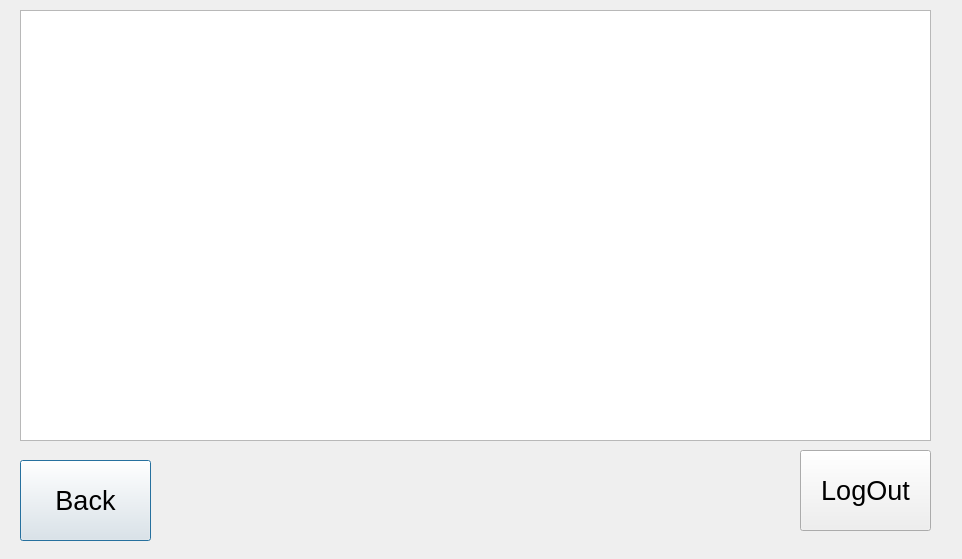
Old version of the form frontend/transactions.ui in the repository 22kmo-project/group_2.
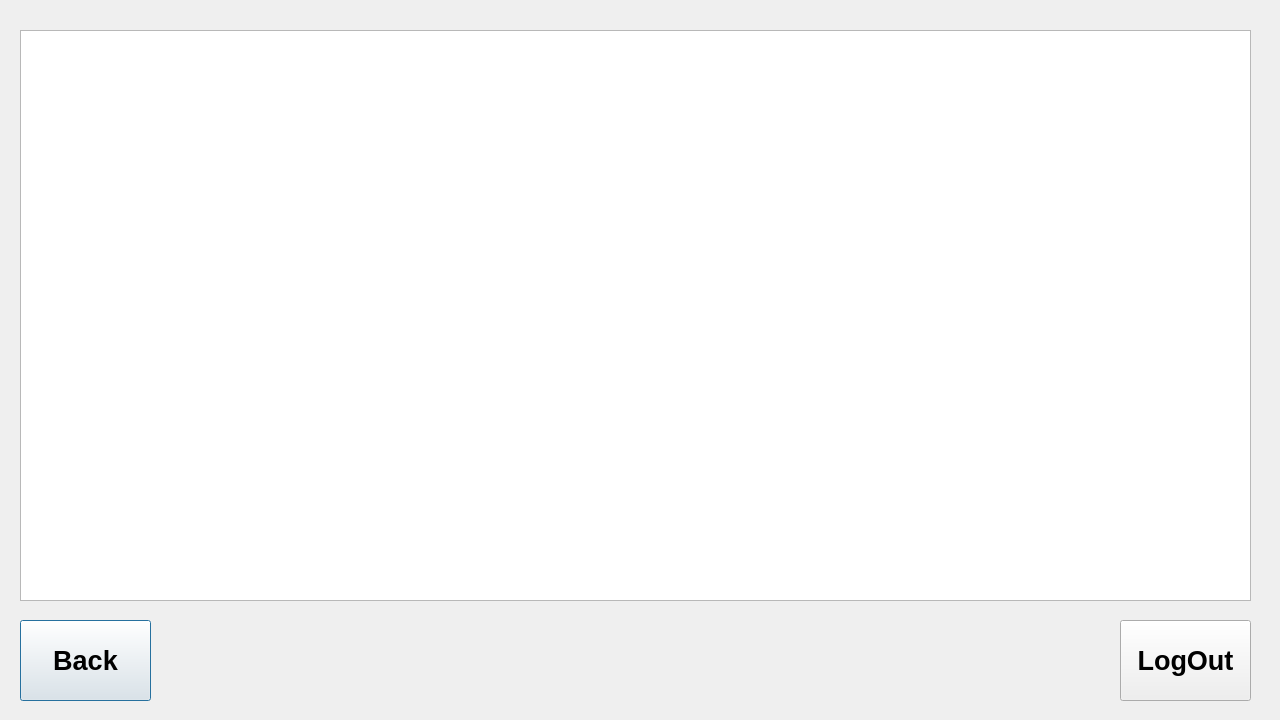
New version of the form.

Commit message:
Transactions table valmis.
Tablessa nyt myös aika omana, kommentoidumpi koodi.

```diff
--- a/frontend/transactions.ui
+++ b/frontend/transactions.ui
@@ -6,10 +6,16 @@
    <rect>
     <x>0</x>
     <y>0</y>
-    <width>962</width>
-    <height>559</height>
+    <width>1280</width>
+    <height>720</height>
    </rect>
   </property>
+  <property name="maximumSize">
+   <size>
+    <width>1920</width>
+    <height>1080</height>
+   </size>
+  </property>
   <property name="font">
    <font>
     <pointsize>20</pointsize>
@@ -22,7 +28,7 @@
    <property name="geometry">
     <rect>
      <x>20</x>
-     <y>460</y>
+     <y>620</y>
      <width>131</width>
      <height>81</height>
     </rect>
@@ -30,6 +36,7 @@
    <property name="font">
     <font>
      <pointsize>20</pointsize>
+     <bold>true</bold>
     </font>
    </property>
    <property name="text">
@@ -39,8 +46,8 @@
   <widget class="QPushButton" name="btn_LogOut">
    <property name="geometry">
     <rect>
-     <x>800</x>
-     <y>450</y>
+     <x>1120</x>
+     <y>620</y>
      <width>131</width>
      <height>81</height>
     </rect>
@@ -48,6 +55,7 @@
    <property name="font">
     <font>
      <pointsize>20</pointsize>
+     <bold>true</bold>
     </font>
    </property>
    <property name="text">
@@ -58,9 +66,9 @@
    <property name="geometry">
     <rect>
      <x>20</x>
-     <y>10</y>
-     <width>911</width>
-     <height>431</height>
+     <y>30</y>
+     <width>1231</width>
+     <height>571</height>
     </rect>
    </property>
    <property name="font">
```
Left out of the diff: 2 changed lines with no effect on the pictures. The commit also changes 2 other files.
